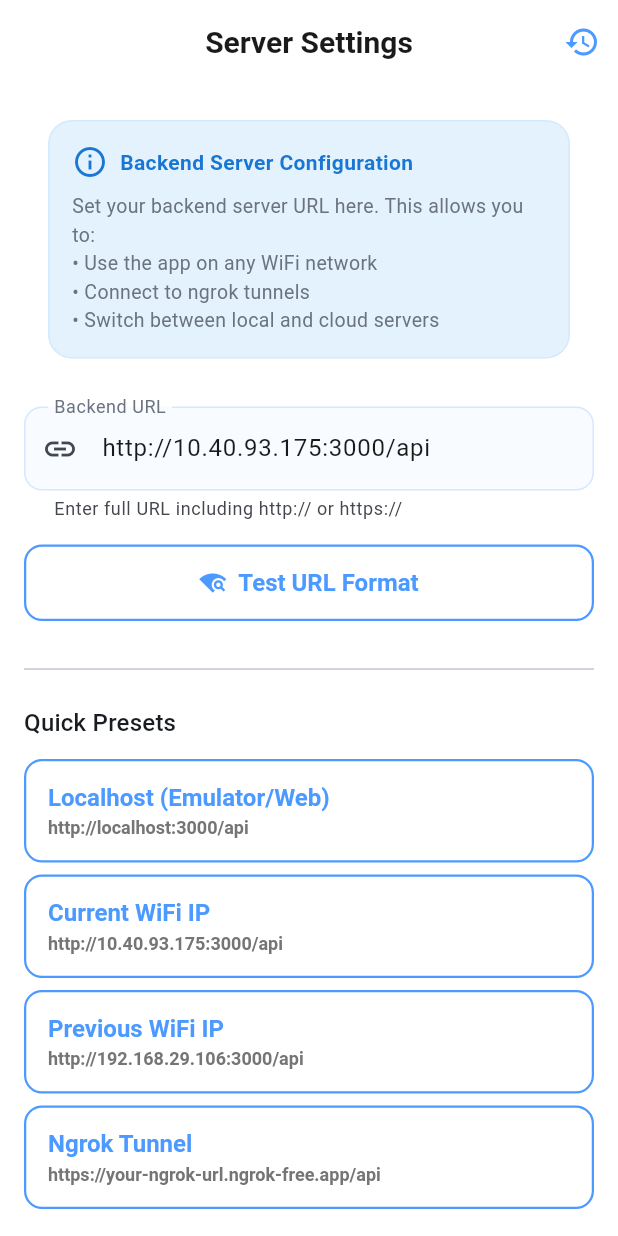
After one commit to Reeshackoli/MediLinko, a Flutter app: the ServerSettingsScreen screen opened by its route, on a phone screen of 412 x 824 dp. The commit adds this screen. Run offline on Flutter 3.47's test engine with Material 3 defaults, Android fonts, the phone set to English and light mode, and no system bars; our stand-ins replace file_picker, flutter_local_notifications, flutter_map, flutter_riverpod, flutter_secure_storage, geolocator and 7 more; accounts and stored records are empty.

Commit message:
Multiple devices access

```diff
--- a/lib/core/constants/api_config.dart
+++ b/lib/core/constants/api_config.dart
@@ -1,22 +1,95 @@
+import 'package:shared_preferences/shared_preferences.dart';
+
 class ApiConfig {
-  // Base URL for API - Uses environment variable or defaults to localhost
-  // Override by running: flutter run --dart-define=API_URL=http://YOUR_IP:3000/api
-  static String get baseUrl {
-    const envUrl = String.fromEnvironment('API_URL');
-    if (envUrl.isNotEmpty) {
-      return envUrl;
+  // Base URL for API - Now dynamically configurable!
+  // Users can set this from Settings screen without changing code
+  //
+  // Priority:
+  // 1. User-configured URL (from Settings)
+  // 2. Environment variable: flutter run --dart-define=API_URL=http://YOUR_IP:3000/api
+  // 3. Default: Current computer IP (changes with WiFi)
+  //
+  // EASY SETUP OPTIONS:
+  // - Option A: Set in app Settings screen (recommended for physical devices)
+  // - Option B: Use ngrok for internet access (works anywhere)
+  // - Option C: Current computer IP: 10.40.93.175 (changes with WiFi)
+
+  static String _cachedUrl = 'http://10.40.93.175:3000/api';
+  static bool _isInitialized = false;
+
+  /// Get base URL synchronously (use this in your code)
+  static String get baseUrl => _cachedUrl;
+
+  /// Initialize from stored preferences (call at app startup)
+  static Future<void> initialize() async {
+    if (_isInitialized) return;
+
+    try {
+      final prefs = await SharedPreferences.getInstance();
+
+      // 1. Check if user has set a custom URL
+      final savedUrl = prefs.getString('backend_url');
+      if (savedUrl != null && savedUrl.isNotEmpty) {
+        _cachedUrl = savedUrl;
+        _isInitialized = true;
+        return;
+      }
+
+      // 2. Check environment variable
+      const envUrl = String.fromEnvironment('API_URL');
+      if (envUrl.isNotEmpty) {
+        _cachedUrl = envUrl;
+        _isInitialized = true;
+        return;
+      }
+
+      // 3. Use default IP
+      const myDeviceIp = String.fromEnvironment('MY_IP', defaultValue: '10.40.93.175');
+      _cachedUrl = 'http://$myDeviceIp:3000/api';
+      _isInitialized = true;
+    } catch (e) {
+      // If anything fails, use default
+      _cachedUrl = 'http://10.40.93.175:3000/api';
+      _isInitialized = true;
     }
+  }
 
-    // IMPORTANT: Change this IP to your computer's IP address when running on physical device
-    // To find your IP: Run 'ipconfig' (Windows) or 'ifconfig' (Mac/Linux)
-    // Current IP: 192.168.29.106 (Sushil's PC)
-    // For others: Default is 'localhost' for local testing
-    const myDeviceIp = String.fromEnvironment('MY_IP', defaultValue: '192.168.29.106');
+  /// Manually update backend URL (called from Settings screen)
+  static Future<void> setUrl(String url) async {
+    try {
+      final cleanUrl = url.trim().replaceAll(RegExp(r'/+$'), '');
+      _cachedUrl = cleanUrl;
 
-    // Default URLs for different platforms
-    // For Web/Emulator: Use localhost
-    // For Physical Device: Use computer's actual IP
-    return 'http://$myDeviceIp:3000/api';
+      // Save to preferences
+      final prefs = await SharedPreferences.getInstance();
+      await prefs.setString('backend_url', cleanUrl);
+    } catch (e) {
+      // If save fails, at least update the cached value
+      _cachedUrl = url.trim().replaceAll(RegExp(r'/+$'), '');
+    }
+  }
+
+  /// Reset to default IP
+  static Future<void> resetToDefault() async {
+    try {
+      final prefs = await SharedPreferences.getInstance();
+      await prefs.remove('backend_url');
+
+      const myDeviceIp = String.fromEnvironment('MY_IP', defaultValue: '10.40.93.175');
+      _cachedUrl = 'http://$myDeviceIp:3000/api';
+    } catch (e) {
+      _cachedUrl = 'http://10.40.93.175:3000/api';
+    }
+  }
+
+  /// Get saved URL from preferences
+  static Future<String?> getSavedUrl() async {
+    try {
+      final prefs = await SharedPreferences.getInstance();
+      return prefs.getString('backend_url');
+    } catch (e) {
+      return null;
+    }
   }
 
   // API Endpoints
--- a/lib/core/router/app_router.dart
+++ b/lib/core/router/app_router.dart
@@ -43,6 +43,9 @@ import '../../screens/patients/patient_profile_view_screen.dart';
 // --- Emergency ---
 import '../../screens/emergency/emergency_screen.dart';
 
+// --- Settings ---
+import '../../screens/settings/server_settings_screen.dart';
+
 // --- Models ---
 import '../../models/appointment_model.dart';
 import '../../models/doctor_location_model.dart';
@@ -73,6 +76,12 @@ final GoRouter router = GoRouter(
     GoRoute(
       path: '/emergency',
       builder: (context, state) => const EmergencyScreen(),
+    ),
+
+    // ------------------- Settings -------------------
+    GoRoute(
+      path: '/settings/server',
+      builder: (context, state) => const ServerSettingsScreen(),
     ),
 
     GoRoute(
--- a/lib/main.dart
+++ b/lib/main.dart
@@ -2,6 +2,7 @@ import 'package:flutter/material.dart';
 import 'package:flutter_riverpod/flutter_riverpod.dart';
 import 'core/theme/app_theme.dart';
 import 'core/router/app_router.dart';
+import 'core/constants/api_config.dart';
 import 'services/token_service.dart';
 import 'services/notification_service.dart';
 
@@ -13,6 +14,9 @@ bool sessionCheckDone = false;
 
 void main() async {
   WidgetsFlutterBinding.ensureInitialized();
+
+  // Initialize API configuration from saved preferences
+  await ApiConfig.initialize();
 
   // Initialize notification service with callback
   await NotificationService.initialize(onNotificationTap: _handleNotificationTap);
--- a/lib/screens/dashboards/user_dashboard.dart
+++ b/lib/screens/dashboards/user_dashboard.dart
@@ -50,6 +50,11 @@ class _UserDashboardScreenState extends ConsumerState<UserDashboardScreen> {
       appBar: AppBar(
         title: const Text('MediLinko'),
         actions: [
+          IconButton(
+            icon: const Icon(Icons.settings_outlined),
+            tooltip: 'Server Settings',
+            onPressed: () => context.push('/settings/server'),
+          ),
           IconButton(
             icon: const Icon(Icons.notifications_outlined),
             onPressed: () {},
--- /dev/null
+++ b/lib/screens/settings/server_settings_screen.dart
@@ -0,0 +1,376 @@
+import 'package:flutter/material.dart';
+import '../../core/constants/api_config.dart';
+
+/// Settings screen to configure backend server URL
+/// Allows users to change API endpoint without recompiling app
+class ServerSettingsScreen extends StatefulWidget {
+  const ServerSettingsScreen({super.key});
+
+  @override
+  State<ServerSettingsScreen> createState() => _ServerSettingsScreenState();
+}
+
+class _ServerSettingsScreenState extends State<ServerSettingsScreen> {
+  final _formKey = GlobalKey<FormState>();
+  final _urlController = TextEditingController();
+  bool _isLoading = false;
+  bool _isTesting = false;
+  String? _testResult;
+
+  // Preset options for quick selection
+  final List<Map<String, String>> _presets = [
+    {'name': 'Localhost (Emulator/Web)', 'url': 'http://localhost:3000/api'},
+    {'name': 'Current WiFi IP', 'url': 'http://10.40.93.175:3000/api'},
+    {'name': 'Previous WiFi IP', 'url': 'http://192.168.29.106:3000/api'},
+    {'name': 'Ngrok Tunnel', 'url': 'https://your-ngrok-url.ngrok-free.app/api'},
+  ];
+
+  @override
+  void initState() {
+    super.initState();
+    _loadCurrentUrl();
+  }
+
+  @override
+  void dispose() {
+    _urlController.dispose();
+    super.dispose();
+  }
+
+  Future<void> _loadCurrentUrl() async {
+    setState(() => _isLoading = true);
+    try {
+      final savedUrl = await ApiConfig.getSavedUrl();
+      _urlController.text = savedUrl ?? ApiConfig.baseUrl;
+    } catch (e) {
+      _urlController.text = ApiConfig.baseUrl;
+    } finally {
+      setState(() => _isLoading = false);
+    }
+  }
+
+  Future<void> _saveUrl() async {
+    if (!_formKey.currentState!.validate()) return;
+
+    setState(() => _isLoading = true);
+    try {
+      final url = _urlController.text.trim().replaceAll(RegExp(r'/+$'), '');
+      await ApiConfig.setUrl(url);
+
+      if (mounted) {
+        ScaffoldMessenger.of(context).showSnackBar(
+          const SnackBar(
+            content: Text('✓ Backend URL saved successfully'),
+            backgroundColor: Colors.green,
+          ),
+        );
+        Navigator.pop(context, true);
+      }
+    } catch (e) {
+      if (mounted) {
+        ScaffoldMessenger.of(context).showSnackBar(
+          SnackBar(
+            content: Text('Failed to save: $e'),
+            backgroundColor: Colors.red,
+          ),
+        );
+      }
+    } finally {
+      setState(() => _isLoading = false);
+    }
+  }
+
+  Future<void> _testConnection() async {
+    if (_urlController.text.trim().isEmpty) {
+      setState(() => _testResult = '❌ Enter a URL first');
+      return;
+    }
+
+    setState(() {
+      _isTesting = true;
+      _testResult = null;
+    });
+
+    try {
+      final url = _urlController.text.trim().replaceAll(RegExp(r'/api$'), '');
+      // Simple validation
+      final uri = Uri.parse(url);
+      if (!uri.hasScheme || (!uri.scheme.startsWith('http'))) {
+        setState(() {
+          _testResult = '❌ Invalid URL format';
+          _isTesting = false;
+        });
+        return;
+      }
+
+      setState(() {
+        _testResult = '✓ URL format is valid\n(Tap Save to apply)';
+        _isTesting = false;
+      });
+    } catch (e) {
+      setState(() {
+        _testResult = '❌ Invalid URL: $e';
+        _isTesting = false;
+      });
+    }
+  }
+
+  void _usePreset(String url) {
+    setState(() {
+      _urlController.text = url;
+      _testResult = null;
+    });
+  }
+
+  Future<void> _resetToDefault() async {
+    final confirm = await showDialog<bool>(
+      context: context,
+      builder: (context) => AlertDialog(
+        title: const Text('Reset to Default?'),
+        content: const Text('This will clear your custom URL and use the default IP address.'),
+        actions: [
+          TextButton(
+            onPressed: () => Navigator.pop(context, false),
+            child: const Text('Cancel'),
+          ),
+          TextButton(
+            onPressed: () => Navigator.pop(context, true),
+            child: const Text('Reset'),
+          ),
+        ],
+      ),
+    );
+
+    if (confirm == true) {
+      try {
+        await ApiConfig.resetToDefault();
+        _urlController.text = ApiConfig.baseUrl;
+        if (mounted) {
+          ScaffoldMessenger.of(context).showSnackBar(
+            const SnackBar(content: Text('Reset to default URL')),
+          );
+        }
+      } catch (e) {
+        // Handle error
+      }
+    }
+  }
+
+  @override
+  Widget build(BuildContext context) {
+    return Scaffold(
+      appBar: AppBar(
+        title: const Text('Server Settings'),
+        actions: [
+          IconButton(
+            icon: const Icon(Icons.restore),
+            tooltip: 'Reset to default',
+            onPressed: _resetToDefault,
+          ),
+        ],
+      ),
+      body: _isLoading
+          ? const Center(child: CircularProgressIndicator())
+          : SingleChildScrollView(
+              padding: const EdgeInsets.all(16),
+              child: Form(
+                key: _formKey,
+                child: Column(
+                  crossAxisAlignment: CrossAxisAlignment.stretch,
+                  children: [
+                    // Info card
+                    Card(
+                      color: Colors.blue.shade50,
+                      child: Padding(
+                        padding: const EdgeInsets.all(16),
+                        child: Column(
+                          crossAxisAlignment: CrossAxisAlignment.start,
+                          children: [
+                            Row(
+                              children: [
+                                Icon(Icons.info_outline, color: Colors.blue.shade700),
+                                const SizedBox(width: 8),
+                                Text(
+                                  'Backend Server Configuration',
+                                  style: TextStyle(
+                                    fontWeight: FontWeight.bold,
+                                    color: Colors.blue.shade700,
+                                  ),
+                                ),
+                              ],
+                            ),
+                            const SizedBox(height: 8),
+                            const Text(
+                              'Set your backend server URL here. This allows you to:'
+                              '\n• Use the app on any WiFi network'
+                              '\n• Connect to ngrok tunnels'
+                              '\n• Switch between local and cloud servers',
+                              style: TextStyle(fontSize: 13),
+                            ),
+                          ],
+                        ),
+                      ),
+                    ),
+                    const SizedBox(height: 24),
+
+                    // URL input
+                    TextFormField(
+                      controller: _urlController,
+                      decoration: InputDecoration(
+                        labelText: 'Backend URL',
+                        hintText: 'http://your-ip:3000/api',
+                        prefixIcon: const Icon(Icons.link),
+                        border: const OutlineInputBorder(),
+                        helperText: 'Enter full URL including http:// or https://',
+                      ),
+                      keyboardType: TextInputType.url,
+                      validator: (value) {
+                        if (value == null || value.trim().isEmpty) {
+                          return 'Please enter a URL';
+                        }
+                        try {
+                          final uri = Uri.parse(value);
+                          if (!uri.hasScheme) {
+                            return 'URL must start with http:// or https://';
+                          }
+                        } catch (e) {
+                          return 'Invalid URL format';
+                        }
+                        return null;
+                      },
+                    ),
+                    const SizedBox(height: 16),
+
+                    // Test button
+                    OutlinedButton.icon(
+                      onPressed: _isTesting ? null : _testConnection,
+                      icon: _isTesting
+                          ? const SizedBox(
+                              width: 16,
+                              height: 16,
+                              child: CircularProgressIndicator(strokeWidth: 2),
+                            )
+                          : const Icon(Icons.wifi_find),
+                      label: Text(_isTesting ? 'Testing...' : 'Test URL Format'),
+                    ),
+
+                    // Test result
+                    if (_testResult != null) ...[
+                      const SizedBox(height: 8),
+                      Container(
+                        padding: const EdgeInsets.all(12),
+                        decoration: BoxDecoration(
+                          color: _testResult!.startsWith('✓')
+                              ? Colors.green.shade50
+                              : Colors.red.shade50,
+                          borderRadius: BorderRadius.circular(8),
+                          border: Border.all(
+                            color: _testResult!.startsWith('✓')
+                                ? Colors.green.shade300
+                                : Colors.red.shade300,
+                          ),
+                        ),
+                        child: Text(
+                          _testResult!,
+                          style: TextStyle(
+                            color: _testResult!.startsWith('✓')
+                                ? Colors.green.shade900
+                                : Colors.red.shade900,
+                          ),
+                        ),
+                      ),
+                    ],
+
+                    const SizedBox(height: 24),
+                    const Divider(),
+                    const SizedBox(height: 16),
+
+                    // Quick presets
+                    Text(
+                      'Quick Presets',
+                      style: Theme.of(context).textTheme.titleMedium,
+                    ),
+                    const SizedBox(height: 12),
+                    ...(_presets.map((preset) {
+                      return Padding(
+                        padding: const EdgeInsets.only(bottom: 8),
+                        child: OutlinedButton(
+                          onPressed: () => _usePreset(preset['url']!),
+                          style: OutlinedButton.styleFrom(
+                            alignment: Alignment.centerLeft,
+                            padding: const EdgeInsets.all(16),
+                          ),
+                          child: Column(
+                            crossAxisAlignment: CrossAxisAlignment.start,
+                            children: [
+                              Text(
+                                preset['name']!,
+                                style: const TextStyle(fontWeight: FontWeight.bold),
+                              ),
+                              const SizedBox(height: 4),
+                              Text(
+                                preset['url']!,
+                                style: TextStyle(
+                                  fontSize: 12,
+                                  color: Colors.grey.shade600,
+                                ),
+                              ),
+                            ],
+                          ),
+                        ),
+                      );
+                    }).toList()),
+
+                    const SizedBox(height: 24),
+
+                    // Save button
+                    ElevatedButton.icon(
+                      onPressed: _isLoading ? null : _saveUrl,
+                      icon: const Icon(Icons.save),
+                      label: const Text('Save & Apply'),
+                      style: ElevatedButton.styleFrom(
+                        padding: const EdgeInsets.all(16),
+                      ),
+                    ),
+
+                    const SizedBox(height: 16),
+
+                    // Help text
+                    Card(
+                      color: Colors.amber.shade50,
+                      child: Padding(
+                        padding: const EdgeInsets.all(12),
+                        child: Column(
+                          crossAxisAlignment: CrossAxisAlignment.start,
+                          children: [
+                            Row(
+                              children: [
+                                Icon(Icons.lightbulb_outline, size: 20, color: Colors.amber.shade900),
+                                const SizedBox(width: 8),
+                                Text(
+                                  'How to find your IP:',
+                                  style: TextStyle(
+                                    fontWeight: FontWeight.bold,
+                                    color: Colors.amber.shade900,
+                                  ),
+                                ),
+                              ],
+                            ),
+                            const SizedBox(height: 8),
+                            const Text(
+                              '1. Windows: Run "ipconfig" in Command Prompt\n'
+                              '2. Look for "IPv4 Address"\n'
+                              '3. Use format: http://YOUR_IP:3000/api',
+                              style: TextStyle(fontSize: 12),
+                            ),
+                          ],
+                        ),
+                      ),
+                    ),
+                  ],
+                ),
+              ),
+            ),
+    );
+  }
+}
```
Also changed, not shown: lib/services/api_config_service.dart (added, +116 -0 lines), 3 other files.
